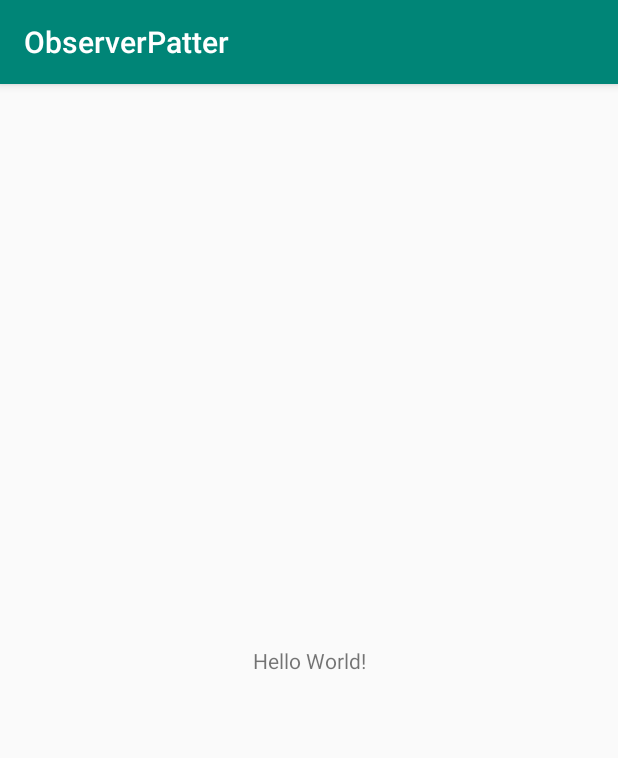
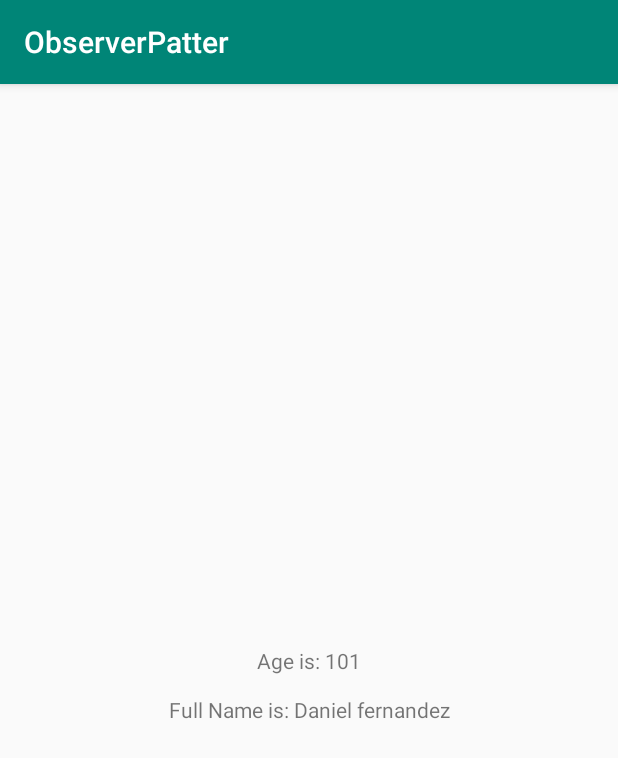
Before and after one commit to danielrpg/ObserverAndroid, an Android app: the screen it shows after launch (MainActivity), on a phone screen of 412 x 824 dp. Shown: the top 758 px of the screen. Run offline under Robolectric (Android 15) with nearby library versions, the phone set to English and light mode, and no system bars.

Commit message:
Firts way to implement a Observer Pattern

```diff
--- a/app/src/main/java/com/example/observerpatter/MainActivity.java
+++ b/app/src/main/java/com/example/observerpatter/MainActivity.java
@@ -3,12 +3,35 @@ package com.example.observerpatter;
 import androidx.appcompat.app.AppCompatActivity;
 
 import android.os.Bundle;
+import android.widget.TextView;
 
-public class MainActivity extends AppCompatActivity {
+public class MainActivity extends AppCompatActivity implements RepositoryObserver {
+
+    private Subject mUserDataRepository;
+    private TextView mTextViewUserFullName;
+    private TextView mTextViewUserAge;
 
     @Override
     protected void onCreate(Bundle savedInstanceState) {
         super.onCreate(savedInstanceState);
         setContentView(R.layout.activity_main);
+
+        mTextViewUserAge = findViewById(R.id.text_view_user_age);
+        mTextViewUserFullName = findViewById(R.id.text_view_full_name);
+
+        mUserDataRepository = UserDataRepository.getInstance();
+        mUserDataRepository.registerObserver(this);
+    }
+
+    @Override
+    public void onUserDataChanged(String fullName, int age) {
+        mTextViewUserFullName.setText("Full Name is: " + fullName);
+        mTextViewUserAge.setText("Age is: " + age);
+    }
+
+    @Override
+    protected void onDestroy() {
+        super.onDestroy();
+        mUserDataRepository.removeObserver(this);
     }
 }
--- /dev/null
+++ b/app/src/main/java/com/example/observerpatter/RepositoryObserver.java
@@ -0,0 +1,5 @@
+package com.example.observerpatter;
+
+public interface RepositoryObserver {
+    void onUserDataChanged(String fullName, int age);
+}
--- a/app/src/main/java/com/example/observerpatter/Subject.java
+++ b/app/src/main/java/com/example/observerpatter/Subject.java
@@ -1,4 +1,11 @@
 package com.example.observerpatter;
 
-public class Subject {
+
+/**
+ * This is a interface observer
+ */
+public interface Subject {
+    void registerObserver(RepositoryObserver repositoryObserver);
+    void removeObserver(RepositoryObserver repositoryObserver);
+    void notifyObservers();
 }
--- /dev/null
+++ b/app/src/main/java/com/example/observerpatter/UserDataRepository.java
@@ -0,0 +1,66 @@
+package com.example.observerpatter;
+
+import android.os.Handler;
+
+import java.util.ArrayList;
+
+public class UserDataRepository implements Subject {
+    private String mFullName;
+    private int mAge;
+    private static UserDataRepository INSTANCE = null;
+
+    private ArrayList<RepositoryObserver> mObservers;
+
+    public UserDataRepository() {
+        mObservers = new ArrayList<>();
+        getNewDataFromRemote();
+    }
+
+    /**
+     * Simulate network actions
+     */
+    private void getNewDataFromRemote() {
+        final Handler handler = new Handler();
+        handler.postDelayed(new Runnable() {
+            @Override
+            public void run() {
+                setUserData("Daniel fernandez", 101);
+            }
+        }, 1000);
+    }
+
+    public static UserDataRepository getInstance() {
+        if(INSTANCE == null) {
+            INSTANCE = new UserDataRepository();
+        }
+
+        return INSTANCE;
+    }
+
+    @Override
+    public void registerObserver(RepositoryObserver repositoryObserver) {
+        if(!mObservers.contains(repositoryObserver)) {
+            mObservers.add(repositoryObserver);
+        }
+    }
+
+    @Override
+    public void removeObserver(RepositoryObserver repositoryObserver) {
+        if(mObservers.contains(repositoryObserver)) {
+            mObservers.remove(repositoryObserver);
+        }
+    }
+
+    @Override
+    public void notifyObservers() {
+        for(RepositoryObserver observer: mObservers) {
+            observer.onUserDataChanged(mFullName, mAge);
+        }
+    }
+
+    public void setUserData(String fullName, int age) {
+        mFullName = fullName;
+        mAge = age;
+        notifyObservers();
+    }
+}
--- a/app/src/main/res/layout/activity_main.xml
+++ b/app/src/main/res/layout/activity_main.xml
@@ -7,12 +7,24 @@
     tools:context=".MainActivity">
 
     <TextView
+        android:id="@+id/text_view_user_age"
         android:layout_width="wrap_content"
         android:layout_height="wrap_content"
-        android:text="Hello World!"
+        android:text="User Age is:"
         app:layout_constraintBottom_toBottomOf="parent"
         app:layout_constraintLeft_toLeftOf="parent"
         app:layout_constraintRight_toRightOf="parent"
         app:layout_constraintTop_toTopOf="parent" />
 
+    <TextView
+        android:id="@+id/text_view_full_name"
+        android:layout_width="wrap_content"
+        android:layout_height="wrap_content"
+        android:text="Full name is:"
+        app:layout_constraintBottom_toBottomOf="parent"
+        app:layout_constraintEnd_toEndOf="parent"
+        app:layout_constraintStart_toStartOf="parent"
+        app:layout_constraintTop_toBottomOf="@+id/text_view_user_age"
+        app:layout_constraintVertical_bias="0.038" />
+
 </androidx.constraintlayout.widget.ConstraintLayout>
```
